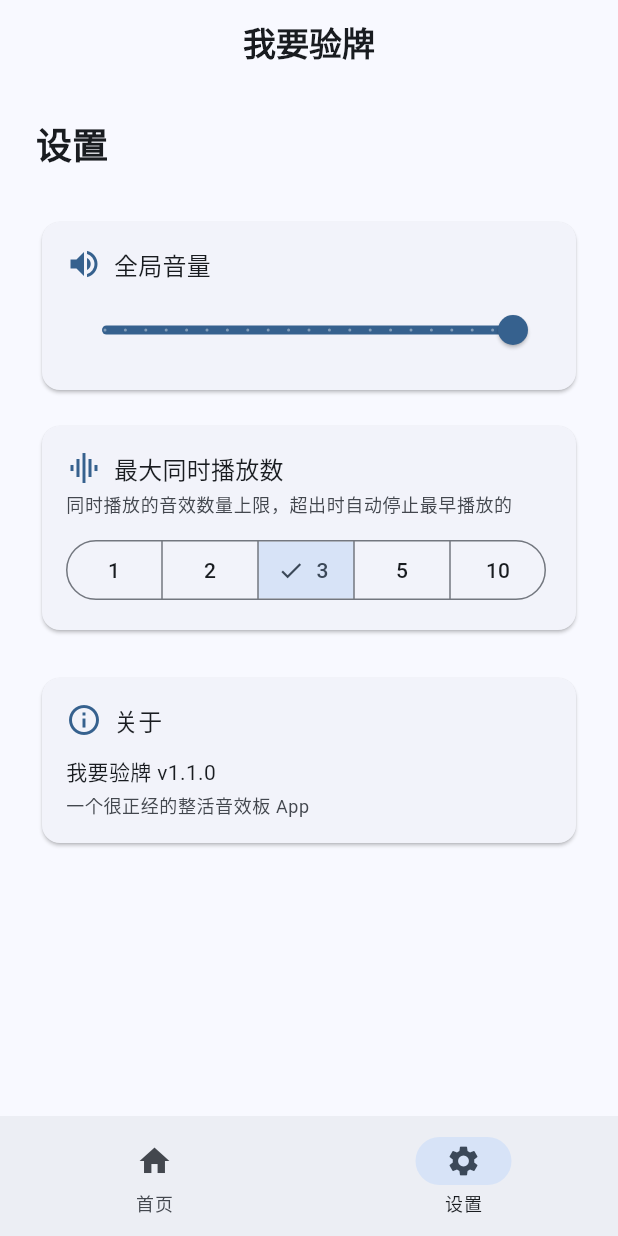
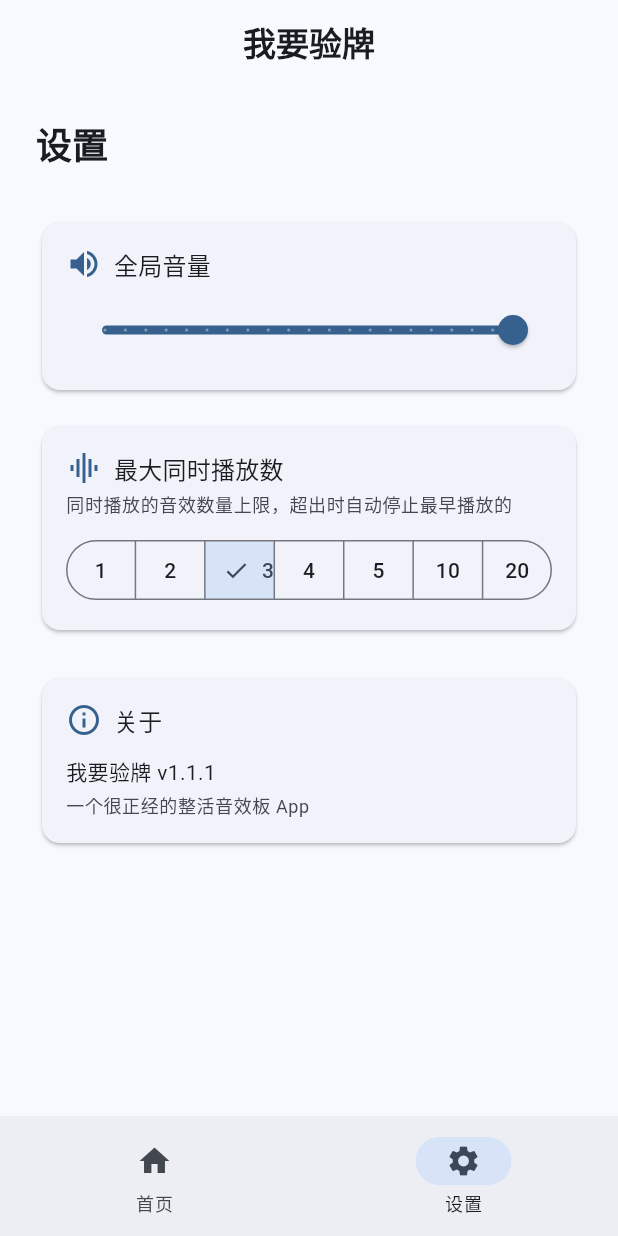
Before and after one commit to GLZ-gaoxiaoling/iPeoPleHelper, a Flutter app: the screen it shows after launch, item 2 of the bottom bar chosen, on a phone screen of 412 x 824 dp. Run offline on Flutter 3.47's test engine with Material 3 defaults, Android fonts, the light colour scheme and no system bars; our stand-ins replace audioplayers, file_picker, shared_preferences.

Commit message:
feat: 根据屏幕宽度动态调整音效网格列数 fix: 更新版本号至 v1.1.1，并增加最大流数选项

```diff
--- a/flutter_app/lib/pages/settings_page.dart
+++ b/flutter_app/lib/pages/settings_page.dart
@@ -125,8 +125,10 @@ class _SettingsPageState extends State<SettingsPage> {
                     ButtonSegment(value: 1, label: Text('1')),
                     ButtonSegment(value: 2, label: Text('2')),
                     ButtonSegment(value: 3, label: Text('3')),
+                    ButtonSegment(value: 4, label: Text('4')),
                     ButtonSegment(value: 5, label: Text('5')),
                     ButtonSegment(value: 10, label: Text('10')),
+                    ButtonSegment(value: 20, label: Text('20')),
                   ],
                   selected: {_maxStreams},
                   onSelectionChanged: (value) {
@@ -162,7 +164,7 @@ class _SettingsPageState extends State<SettingsPage> {
                 ),
                 const SizedBox(height: 12),
                 Text(
-                  '我要验牌 v1.1.0',
+                  '我要验牌 v1.1.1',
                   style: theme.textTheme.bodyMedium,
                 ),
                 const SizedBox(height: 4),
```
Also changed, not shown: flutter_app/lib/pages/home_page.dart (+17 -2 lines).
